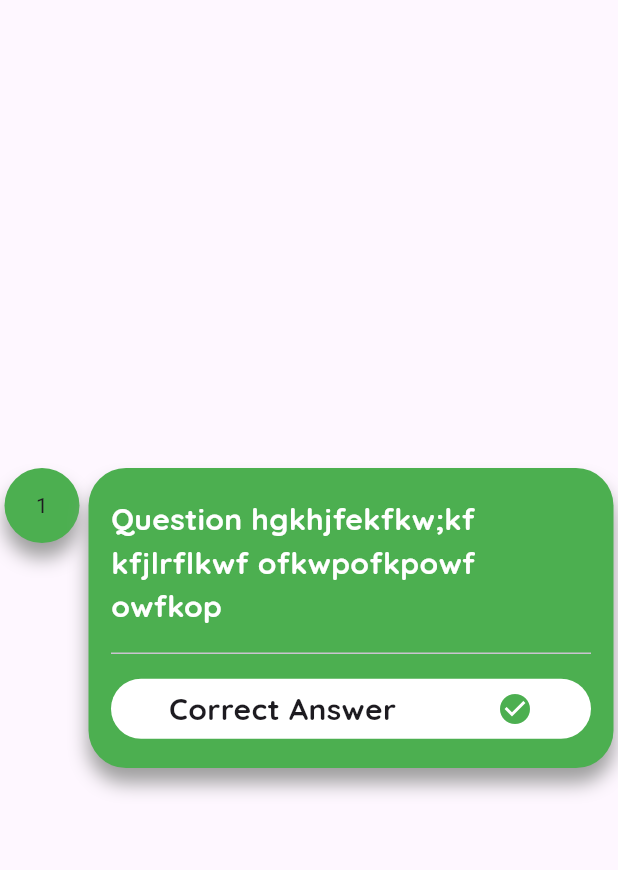
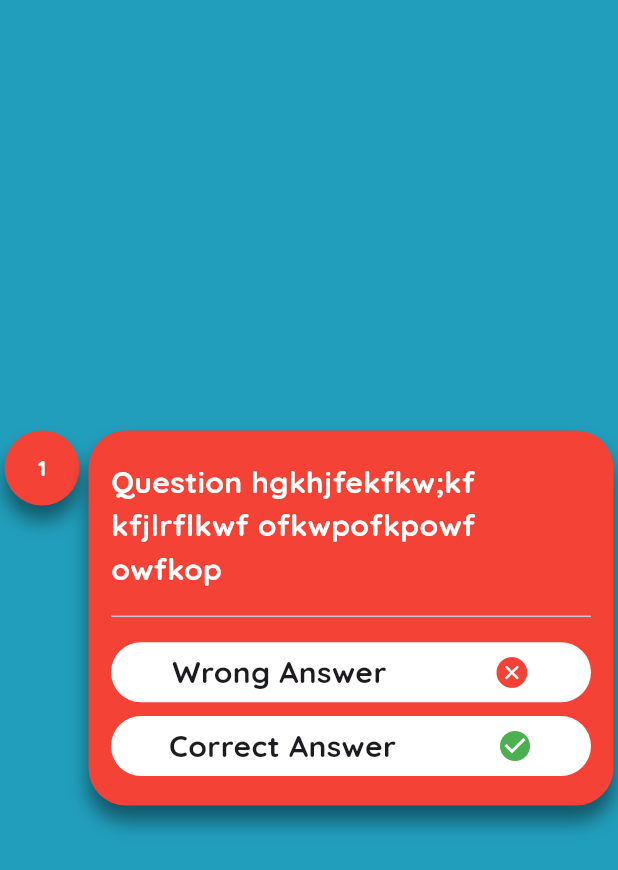
Before and after one commit to malakelsayed2/quiz_app, a Flutter app: the screen it shows after launch, on a phone screen of 412 x 824 dp. Shown: the top 870 px of the screen. Run offline on Flutter 3.47's test engine with Material 3 defaults, Android fonts, the phone set to English and light mode, and no system bars; our stand-ins replace google_fonts, percent_indicator, smooth_page_indicator.

Commit message:
Customed wrong answer card

```diff
--- a/lib/view/splash/screens/results_screen.dart
+++ b/lib/view/splash/screens/results_screen.dart
@@ -1,7 +1,10 @@
 import 'package:flutter/material.dart';
 import 'package:google_fonts/google_fonts.dart';
+import 'package:quizapp/core/resources/color_manager.dart';
+import 'package:quizapp/view/splash/widgets/custom_correct_answer_card.dart';
 
 import '../../../core/resources/size_manager.dart';
+import '../widgets/custom_wrong_answer_card.dart';
 
 class ResultsScreen extends StatelessWidget {
   const ResultsScreen({Key? key}) : super(key: key);
@@ -9,86 +12,9 @@ class ResultsScreen extends StatelessWidget {
   @override
   Widget build(BuildContext context) {
     return Scaffold(
+      backgroundColor: Color(ColorMangager.mainColor),
       body: Center(
-        child: Row(
-          mainAxisAlignment: MainAxisAlignment.spaceAround,
-          crossAxisAlignment: CrossAxisAlignment.start,
-          children: [
-            Container(
-              padding: EdgeInsets.all(PaddingSize.pad15),
-              alignment: Alignment.center,
-              height: 50,
-              width: 50,
-              decoration: BoxDecoration(
-                boxShadow: [
-                  BoxShadow(
-                    color: Colors.grey,
-                    offset: Offset(0, 10),
-                    blurRadius: 10,
-                  ),
-                ],
-                borderRadius: BorderRadius.circular(Radius.rad25),
-                color: Colors.green,
-              ),
-              child: Text("1"),
-            ),
-            Container(
-              padding: EdgeInsets.all(PaddingSize.pad15),
-              alignment: Alignment.center,
-              height: 200,
-              width: 350,
-              decoration: BoxDecoration(
-                boxShadow: [
-                  BoxShadow(
-                    color: Colors.grey,
-                    offset: Offset(0, 10),
-                    blurRadius: 10,
-                  ),
-                ],
-                borderRadius: BorderRadius.circular(Radius.rad25),
-                color: Colors.green,
-              ),
-              child: Column(
-                mainAxisAlignment: MainAxisAlignment.spaceAround,
-                children: [
-                  Text(
-                    "Question hgkhjfekfkw;kf kfjlrflkwf ofkwpofkpowf owfkop",
-                    style: GoogleFonts.quicksand(
-                      fontSize: 20,
-                      color: Colors.white,
-                      fontWeight: FontWeight.bold,
-                    ),
-                    textAlign: TextAlign.left,
-                  ),
-                  Divider(),
-                  Container(
-                    padding: EdgeInsetsGeometry.all(5),
-                    alignment: Alignment.centerLeft,
-                    height: 40,
-                    width: 350,
-                    decoration: BoxDecoration(
-                      color: Colors.white,
-                      borderRadius: BorderRadius.circular(Radius.rad25),
-                    ),
-                    child: Row(
-                      mainAxisAlignment: MainAxisAlignment.spaceAround,
-                      children: [
-                        Text(
-                          "Correct Answer",
-                          style: GoogleFonts.quicksand(
-                            fontSize: 20,
-                            fontWeight: FontWeight.bold,
-                          ),
-                        ),
-                        Icon(Icons.check_circle, color: Colors.green),
-                      ],
-                    ),
-                  ),
-                ],
-              ),
-            ),
-          ],
-        ),
+        child: CustomWrongAnswer() ,
       ),
     );
   }
--- /dev/null
+++ b/lib/view/splash/widgets/custom_correct_answer_card.dart
@@ -0,0 +1,76 @@
+import 'package:flutter/material.dart';
+import 'package:google_fonts/google_fonts.dart';
+import 'package:quizapp/view/splash/widgets/custom_result_answer_field.dart';
+
+import '../../../core/resources/size_manager.dart';
+
+class CustomCorrectAnswer extends StatelessWidget {
+  const CustomCorrectAnswer({Key? key}) : super(key: key);
+
+  @override
+  Widget build(BuildContext context) {
+    return Row(
+      mainAxisAlignment: MainAxisAlignment.spaceAround,
+      crossAxisAlignment: CrossAxisAlignment.start,
+      children: [
+        Container(
+          padding: EdgeInsets.all(PaddingSize.pad15),
+          alignment: Alignment.center,
+          height: 50,
+          width: 50,
+          decoration: BoxDecoration(
+            boxShadow: [
+              BoxShadow(
+                color:Colors.black45,
+                offset: Offset(0, 10),
+                blurRadius: 10,
+              ),
+            ],
+            borderRadius: BorderRadius.circular(Radius.rad25),
+            color: Colors.green,
+          ),
+          child: Text(
+            "1",
+            style: GoogleFonts.quicksand(
+              color: Colors.white,
+              fontWeight: FontWeight.bold,
+            ),
+          ),
+        ),
+        Container(
+          padding: EdgeInsets.all(PaddingSize.pad15),
+          alignment: Alignment.center,
+          height: 200,
+          width: 350,
+          decoration: BoxDecoration(
+            boxShadow: [
+              BoxShadow(
+                color: Colors.black45,
+                offset: Offset(0, 10),
+                blurRadius: 10,
+              ),
+            ],
+            borderRadius: BorderRadius.circular(Radius.rad25),
+            color: Colors.green,
+          ),
+          child: Column(
+            mainAxisAlignment: MainAxisAlignment.spaceAround,
+            children: [
+              Text(
+                "Question hgkhjfekfkw;kf kfjlrflkwf ofkwpofkpowf owfkop",
+                style: GoogleFonts.quicksand(
+                  fontSize: 20,
+                  color: Colors.white,
+                  fontWeight: FontWeight.bold,
+                ),
+                textAlign: TextAlign.left,
+              ),
+              Divider(),
+              CustomResultAnswerField(Answer: "Correct Answer", color: Colors.green, icon: Icons.check_circle,),
+            ],
+          ),
+        ),
+      ],
+    );
+  }
+}
--- /dev/null
+++ b/lib/view/splash/widgets/custom_result_answer_field.dart
@@ -0,0 +1,37 @@
+import 'package:flutter/material.dart';
+import 'package:google_fonts/google_fonts.dart';
+import '../../../core/resources/size_manager.dart';
+
+class CustomResultAnswerField extends StatelessWidget {
+  final String Answer ;
+  final Color color ;
+  final IconData icon ;
+  const CustomResultAnswerField({Key? key, required this.Answer, required this.color, required this.icon}) : super(key: key);
+
+  @override
+  Widget build(BuildContext context) {
+    return Container(
+      padding: EdgeInsetsGeometry.all(5),
+      alignment: Alignment.centerLeft,
+      height: 40,
+      width: 350,
+      decoration: BoxDecoration(
+        color: Colors.white,
+        borderRadius: BorderRadius.circular(Radius.rad25),
+      ),
+      child: Row(
+        mainAxisAlignment: MainAxisAlignment.spaceAround,
+        children: [
+          Text(
+            Answer,
+            style: GoogleFonts.quicksand(
+              fontSize: 20,
+              fontWeight: FontWeight.bold,
+            ),
+          ),
+          Icon( icon , color: color,),
+        ],
+      ),
+    );
+  }
+}
--- /dev/null
+++ b/lib/view/splash/widgets/custom_wrong_answer_card.dart
@@ -0,0 +1,78 @@
+import 'package:flutter/cupertino.dart';
+import 'package:flutter/material.dart';
+import 'package:google_fonts/google_fonts.dart';
+
+import '../../../core/resources/size_manager.dart';
+import 'custom_result_answer_field.dart';
+
+class CustomWrongAnswer extends StatelessWidget {
+  const CustomWrongAnswer({Key? key}) : super(key: key);
+
+  @override
+  Widget build(BuildContext context) {
+    return Row(
+      mainAxisAlignment: MainAxisAlignment.spaceAround,
+      crossAxisAlignment: CrossAxisAlignment.start,
+      children: [
+        Container(
+          padding: EdgeInsets.all(PaddingSize.pad15),
+          alignment: Alignment.center,
+          height: 50,
+          width: 50,
+          decoration: BoxDecoration(
+            boxShadow: [
+              BoxShadow(
+                color:Colors.black45,
+                offset: Offset(0, 10),
+                blurRadius: 10,
+              ),
+            ],
+            borderRadius: BorderRadius.circular(Radius.rad25),
+            color: Colors.red,
+          ),
+          child: Text(
+            "1",
+            style: GoogleFonts.quicksand(
+              color: Colors.white,
+              fontWeight: FontWeight.bold,
+            ),
+          ),
+        ),
+        Container(
+          padding: EdgeInsets.all(PaddingSize.pad15),
+          alignment: Alignment.center,
+          height: 250,
+          width: 350,
+          decoration: BoxDecoration(
+            boxShadow: [
+              BoxShadow(
+                color: Colors.black45,
+                offset: Offset(0, 10),
+                blurRadius: 10,
+              ),
+            ],
+            borderRadius: BorderRadius.circular(Radius.rad25),
+            color: Colors.red,
+          ),
+          child: Column(
+            mainAxisAlignment: MainAxisAlignment.spaceAround,
+            children: [
+              Text(
+                "Question hgkhjfekfkw;kf kfjlrflkwf ofkwpofkpowf owfkop",
+                style: GoogleFonts.quicksand(
+                  fontSize: 20,
+                  color: Colors.white,
+                  fontWeight: FontWeight.bold,
+                ),
+                textAlign: TextAlign.left,
+              ),
+              Divider(),
+              CustomResultAnswerField(Answer: "Wrong Answer", color: Colors.red, icon: CupertinoIcons.xmark_circle_fill,),
+              CustomResultAnswerField(Answer: "Correct Answer", color: Colors.green, icon: Icons.check_circle,),
+            ],
+          ),
+        ),
+      ],
+    );
+  }
+}
```
